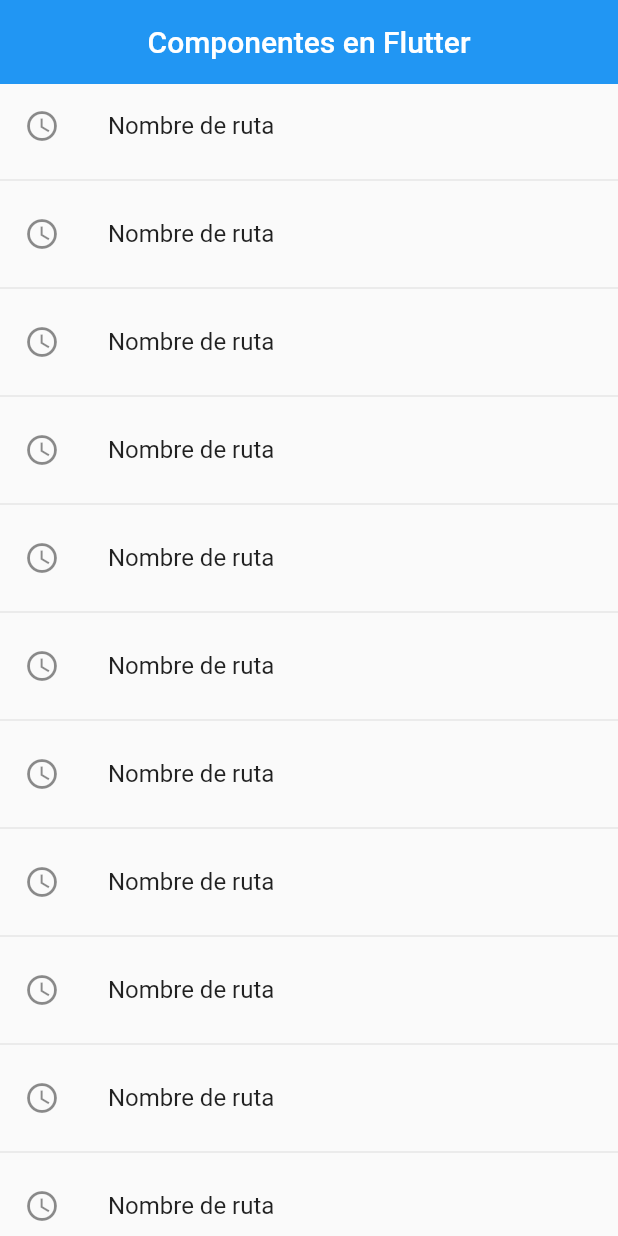
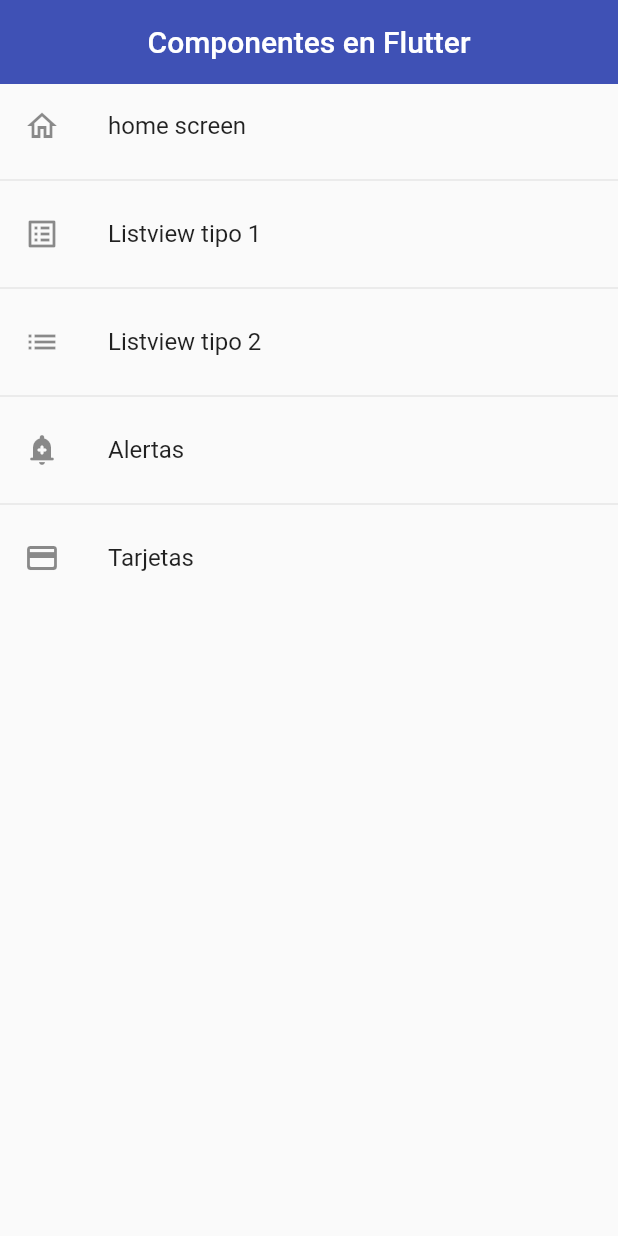
Before and after one commit to AlvaroBishop/widgets-display-Flutter, a Flutter app: the screen it shows after launch, on a phone screen of 412 x 824 dp. Run offline on Flutter 3.47's test engine with Material 2 defaults, Android fonts, the phone set to English and light mode, and no system bars.

Commit message:
routes added

```diff
--- a/lib/main.dart
+++ b/lib/main.dart
@@ -1,5 +1,5 @@
 import 'package:flutter/material.dart';
-import 'package:widgets_showdown/screens/screens.dart';
+import 'package:widgets_showdown/router/app_routes.dart';
 
 void main() => runApp(const MyApp());
 
@@ -11,14 +11,21 @@
     return MaterialApp(
       title: 'Material App',
       debugShowCheckedModeBanner: false,
-      initialRoute: 'home',
-      routes: {
-        'home'     : (BuildContext context) => const HomeScreen(),
-        'listview1': (BuildContext context) => const ListView1Screen(),
-        'listview2': (BuildContext context) => const ListView2Screen(),
-        'alert'    : (BuildContext context) => const AlertScreen(),
-        'card'     : (BuildContext context) => const CardScreen(),
-      },
+      initialRoute: AppRoutes.initialRoute,
+      routes: AppRoutes.getAppRoutes(),
+      onGenerateRoute: AppRoutes.onGenerateRoute,
+      theme: ThemeData.light().copyWith(
+        // Color primario
+        primaryColor: Colors.indigo,
+
+        // Color AppBar
+        appBarTheme: const AppBarTheme(
+          color: Colors.indigo,
+          centerTitle: true,
+          elevation: 0,
+        )
+
+      ),
     );
   }
 }
--- /dev/null
+++ b/lib/models/menu_option.dart
@@ -0,0 +1,15 @@
+import 'package:flutter/material.dart' show IconData, Widget;
+
+class MenuOptions {
+  final String route;
+  final String name;
+  final Widget screen;
+  final IconData icon;
+
+  MenuOptions({
+      required this.route,
+      required this.name,
+      required this.screen,
+      required this.icon,
+    });
+}
--- /dev/null
+++ b/lib/models/models.dart
@@ -0,0 +1 @@
+export 'package:widgets_showdown/models/menu_option.dart';
--- /dev/null
+++ b/lib/router/app_routes.dart
@@ -0,0 +1,38 @@
+import 'package:flutter/material.dart';
+import 'package:widgets_showdown/models/models.dart';
+import '../screens/screens.dart';
+
+class AppRoutes {
+  static const initialRoute = 'home';
+
+  static final menuOptions = <MenuOptions>[
+
+    MenuOptions(route: 'home',  name: 'home screen', screen: const HomeScreen(), icon: Icons.home_outlined,),
+    MenuOptions(route: 'listview1', name: 'Listview tipo 1', screen: const ListView1Screen(), icon: Icons.list_alt),
+    MenuOptions(route: 'listview2', name: 'Listview tipo 2', screen: const ListView2Screen(), icon: Icons.list),
+    MenuOptions(route: 'alert', name: 'Alertas', screen: const AlertScreen(), icon: Icons.add_alert_rounded),
+    MenuOptions(route: 'card', name: 'Tarjetas', screen: const CardScreen(), icon: Icons.credit_card_rounded),
+
+  ];
+
+  static Map<String, Widget Function(BuildContext)> getAppRoutes() {
+
+    Map<String, Widget Function(BuildContext)> appRoutes = {};
+    for (final option in menuOptions) {
+      appRoutes.addAll({option.route : (BuildContext context) => option.screen });
+    }
+    return appRoutes;
+  }
+
+  // static Map<String, Widget Function(BuildContext)> routes = {
+  //       'home'     : (BuildContext context) => const HomeScreen(),
+  //       'listview1': (BuildContext context) => const ListView1Screen(),
+  //       'listview2': (BuildContext context) => const ListView2Screen(),
+  //       'alert'    : (BuildContext context) => const AlertScreen(),
+  //       'card'     : (BuildContext context) => const CardScreen(),
+  //     };
+
+      static Route<dynamic> onGenerateRoute(RouteSettings settings) {
+        return MaterialPageRoute(builder: ((context) => const AlertScreen()));
+      }
+}
--- a/lib/screens/alert_screen.dart
+++ b/lib/screens/alert_screen.dart
@@ -5,7 +5,8 @@
 
   @override
   Widget build(BuildContext context) {
-    return const Scaffold(
+    return  Scaffold(
+      appBar: AppBar(title: Text('AlertScreen'),),
       body: Center(
         child: Text('AlertScreen'),
       ),
--- a/lib/screens/card_screen.dart
+++ b/lib/screens/card_screen.dart
@@ -5,7 +5,8 @@
 
   @override
   Widget build(BuildContext context) {
-    return const Scaffold(
+    return Scaffold(
+      appBar: AppBar(title: Text('Cards')),
       body: Center(
         child: Text('CardScreen'),
       ),
--- a/lib/screens/home_screen.dart
+++ b/lib/screens/home_screen.dart
@@ -1,26 +1,36 @@
 import 'package:flutter/material.dart';
+import 'package:widgets_showdown/router/app_routes.dart';
+import 'package:widgets_showdown/screens/screens.dart';
 
 class HomeScreen extends StatelessWidget {
   const HomeScreen({Key? key}) : super(key: key);
-
   @override
   Widget build(BuildContext context) {
+    final menuOptions = AppRoutes.menuOptions;
+
     return  Scaffold(
       appBar: AppBar(
         title: const Text('Componentes en Flutter'),
-        elevation: 0,
-        centerTitle: true,
       ),
       body: ListView.separated(
         itemBuilder: ( context, index ) => ListTile(
-          leading: const Icon( Icons.access_time_outlined),
-          title: const Text('Nombre de ruta'),
+          leading:  Icon( menuOptions[index].icon ),
+          title:  Text( menuOptions[index].name ) ,
           onTap: () {
+            // rutas con el Material Page Route
+            // final route = MaterialPageRoute(builder: ((context) => const ListView1Screen()));
+            // Navigator.push(context, route);
+            // Navigator.pushReplacement(context, route);// reemplaza la pgania actual sin poder ir atras
 
+            // rutas con nombre
+            String route = menuOptions[index].route;
+            ( route == AppRoutes.initialRoute) ? Navigator.pushReplacementNamed(context, route)  : Navigator.pushNamed(context, route );
+
+            // Navigator.pushReplacementNamed(context, 'listview1');
           },
         ),
         separatorBuilder: ( _ , __ ) => const Divider(),
-        itemCount: 100,
+        itemCount: menuOptions.length,
       )
     );
   }
--- a/lib/screens/listview1_screen.dart
+++ b/lib/screens/listview1_screen.dart
@@ -14,7 +14,6 @@
     return Scaffold(
       appBar: AppBar(
         title: const Text('Listview Tipo 1'),
-        centerTitle: true,
       ),
       body: ListView(
         // Lista de Widgets
```
Also changed, not shown: lib/screens/listview2_screen.dart (+6 -6 lines).
